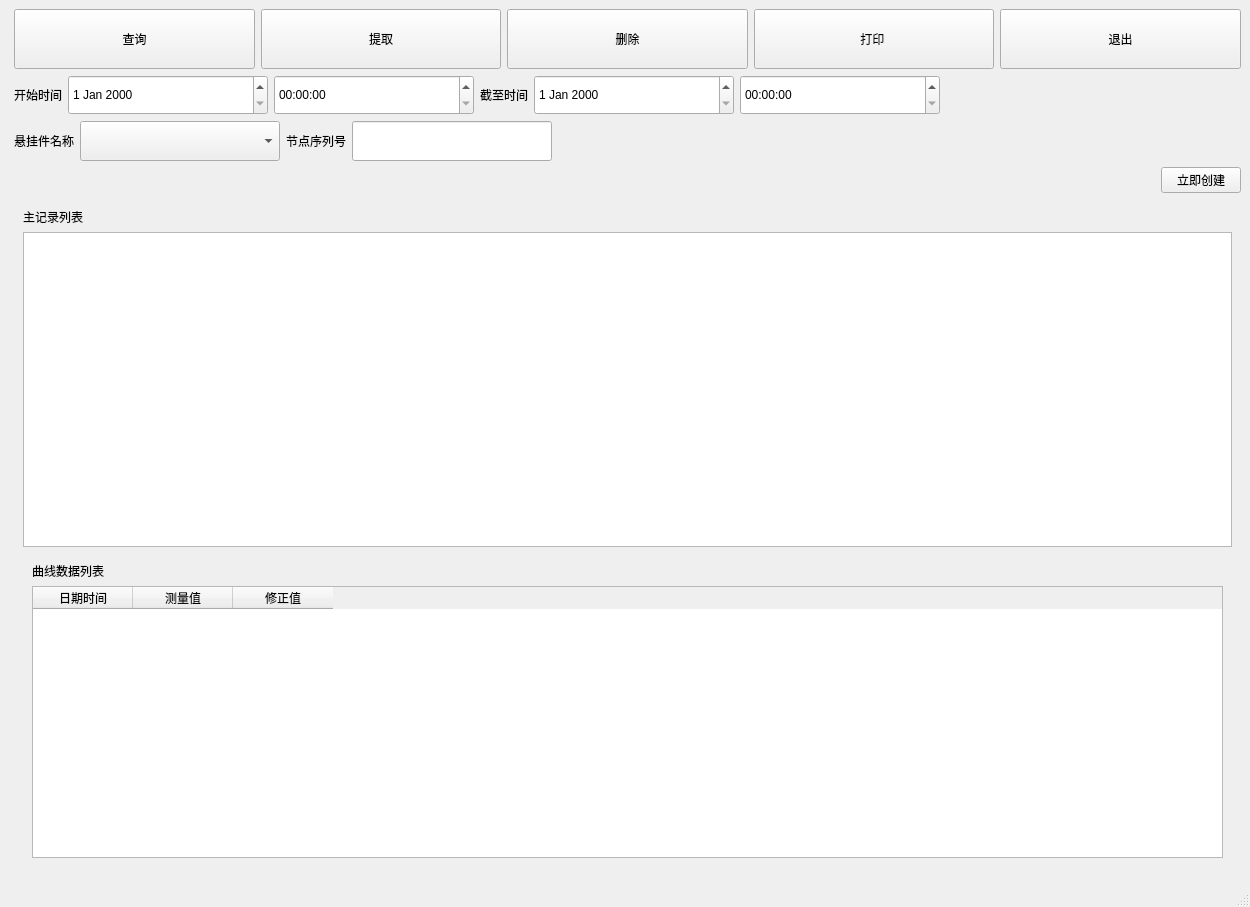
The window that hstorylist.ui (aiyongye/-) describes before a commit, drawn with Qt 5.
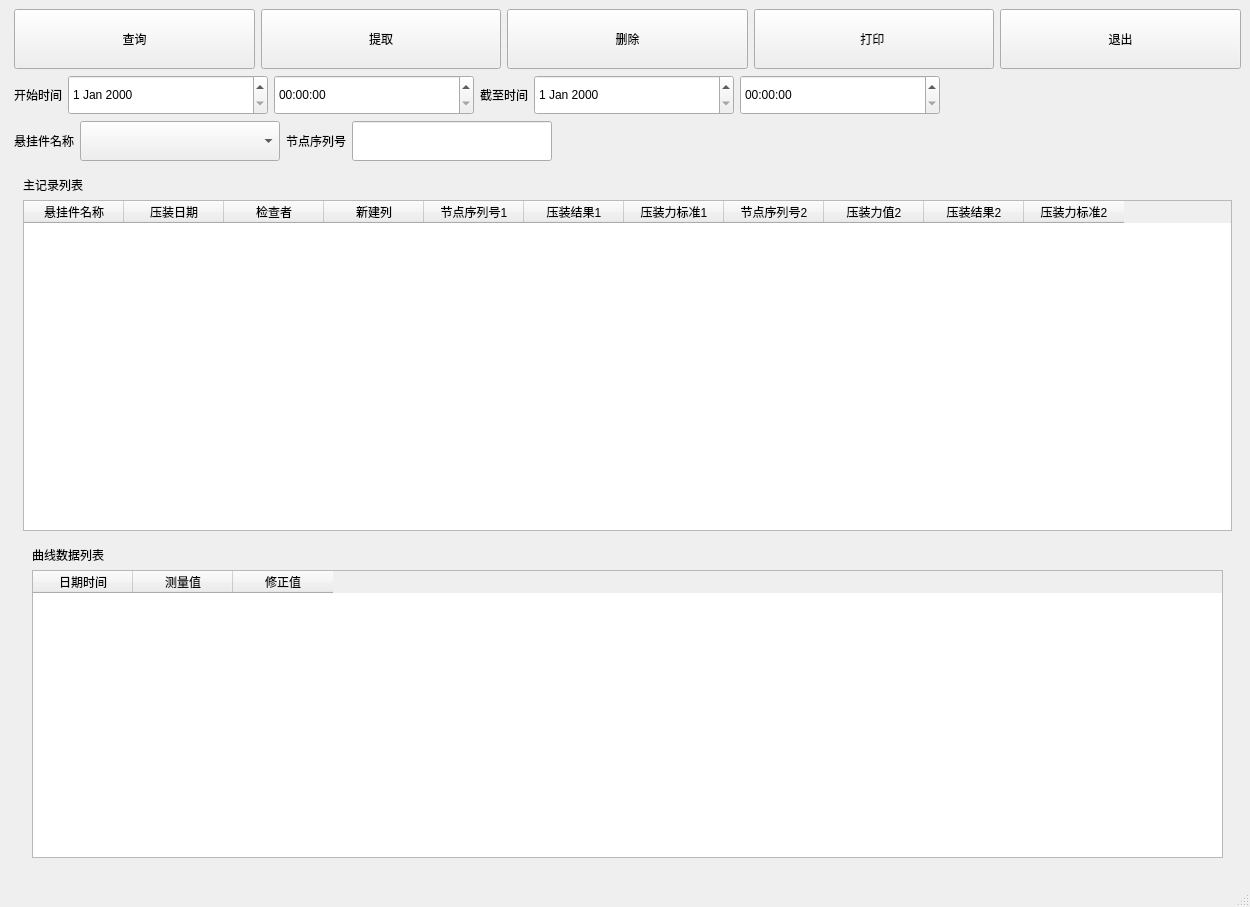
The same window after the commit.

Commit message: 图表记录打印功能

```diff
--- a/hstorylist.ui
+++ b/hstorylist.ui
@@ -21,31 +21,123 @@
        <number>5</number>
       </property>
       <item row="3" column="2">
-       <layout class="QHBoxLayout" name="horizontalLayout_2">
-        <item>
-         <spacer name="horizontalSpacer_7">
-          <property name="orientation">
-           <enum>Qt::Horizontal</enum>
-          </property>
-          <property name="sizeHint" stdset="0">
-           <size>
-            <width>40</width>
-            <height>20</height>
-           </size>
-          </property>
-         </spacer>
-        </item>
-        <item>
-         <widget class="QPushButton" name="creUserBtn_3">
-          <property name="text">
-           <string>立即创建</string>
-          </property>
-          <property name="type" stdset="0">
-           <string>primary</string>
-          </property>
-         </widget>
-        </item>
-       </layout>
+       <widget class="QWidget" name="widget_2" native="true">
+        <layout class="QVBoxLayout" name="verticalLayout_4">
+         <item>
+          <widget class="QLabel" name="label_4">
+           <property name="text">
+            <string>主记录列表</string>
+           </property>
+           <property name="type" stdset="0">
+            <string>h3</string>
+           </property>
+          </widget>
+         </item>
+         <item>
+          <widget class="QTableWidget" name="tableWidget2">
+           <property name="styleSheet">
+            <string notr="true"/>
+           </property>
+           <column>
+            <property name="text">
+             <string>悬挂件名称</string>
+            </property>
+           </column>
+           <column>
+            <property name="text">
+             <string>压装日期</string>
+            </property>
+           </column>
+           <column>
+            <property name="text">
+             <string>检查者</string>
+            </property>
+           </column>
+           <column>
+            <property name="text">
+             <string>新建列</string>
+            </property>
+           </column>
+           <column>
+            <property name="text">
+             <string>节点序列号1</string>
+            </property>
+           </column>
+           <column>
+            <property name="text">
+             <string>压装结果1</string>
+            </property>
+           </column>
+           <column>
+            <property name="text">
+             <string>压装力标准1</string>
+            </property>
+           </column>
+           <column>
+            <property name="text">
+             <string>节点序列号2</string>
+            </property>
+           </column>
+           <column>
+            <property name="text">
+             <string>压装力值2</string>
+            </property>
+           </column>
+           <column>
+            <property name="text">
+             <string>压装结果2</string>
+            </property>
+           </column>
+           <column>
+            <property name="text">
+             <string>压装力标准2</string>
+            </property>
+           </column>
+          </widget>
+         </item>
+         <item>
+          <widget class="QWidget" name="widget" native="true">
+           <layout class="QVBoxLayout" name="verticalLayout_3">
+            <item>
+             <widget class="QLabel" name="label_5">
+              <property name="text">
+               <string>曲线数据列表</string>
+              </property>
+              <property name="type" stdset="0">
+               <string>h3</string>
+              </property>
+             </widget>
+            </item>
+            <item>
+             <widget class="QTableWidget" name="tableWidget2_2">
+              <property name="styleSheet">
+               <string notr="true"/>
+              </property>
+              <column>
+               <property name="text">
+                <string>日期时间</string>
+               </property>
+              </column>
+              <column>
+               <property name="text">
+                <string>测量值</string>
+               </property>
+              </column>
+              <column>
+               <property name="text">
+                <string>修正值</string>
+               </property>
+              </column>
+             </widget>
+            </item>
+           </layout>
+          </widget>
+         </item>
+        </layout>
+       </widget>
+      </item>
+      <item row="0" column="3">
+       <layout class="QHBoxLayout" name="horizontalLayout_16"/>
       </item>
       <item row="2" column="2">
        <layout class="QHBoxLayout" name="horizontalLayout">
@@ -293,70 +385,6 @@
         </item>
        </layout>
       </item>
-      <item row="4" column="2">
-       <widget class="QWidget" name="widget_2" native="true">
-        <layout class="QVBoxLayout" name="verticalLayout_4">
-         <item>
-          <widget class="QLabel" name="label_4">
-           <property name="text">
-            <string>主记录列表</string>
-           </property>
-           <property name="type" stdset="0">
-            <string>h3</string>
-           </property>
-          </widget>
-         </item>
-         <item>
-          <widget class="QTableWidget" name="tableWidget2">
-           <property name="styleSheet">
-            <string notr="true"/>
-           </property>
-          </widget>
-         </item>
-         <item>
-          <widget class="QWidget" name="widget" native="true">
-           <layout class="QVBoxLayout" name="verticalLayout_3">
-            <item>
-             <widget class="QLabel" name="label_5">
-              <property name="text">
-               <string>曲线数据列表</string>
-              </property>
-              <property name="type" stdset="0">
-               <string>h3</string>
-              </property>
-             </widget>
-            </item>
-            <item>
-             <widget class="QTableWidget" name="tableWidget2_2">
-              <property name="styleSheet">
-               <string notr="true"/>
-              </property>
-              <column>
-               <property name="text">
-                <string>日期时间</string>
-               </property>
-              </column>
-              <column>
-               <property name="text">
-                <string>测量值</string>
-               </property>
-              </column>
-              <column>
-               <property name="text">
-                <string>修正值</string>
-               </property>
-              </column>
-             </widget>
-            </item>
-           </layout>
-          </widget>
-         </item>
-        </layout>
-       </widget>
-      </item>
-      <item row="0" column="3">
-       <layout class="QHBoxLayout" name="horizontalLayout_16"/>
-      </item>
      </layout>
     </item>
    </layout>
```
Left out of the diff: 15 changed lines with no effect on the pictures. The commit also changes 65 other files.
